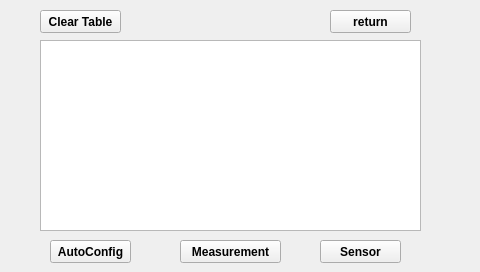
Before: the Qt Designer form showdatabase.ui in 3semesterprojekt/DevKitsoftware, drawn with Qt 5.
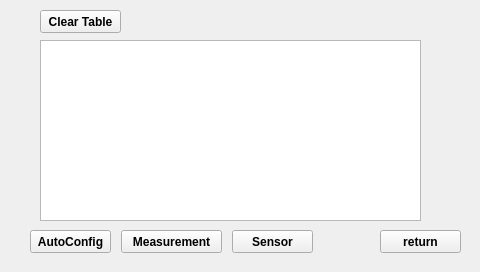
After: the same form once the commit is applied.

Commit message: design unification

Diff of the .ui file:
```diff
--- a/showdatabase.ui
+++ b/showdatabase.ui
@@ -19,15 +19,15 @@
      <x>40</x>
      <y>40</y>
      <width>381</width>
-     <height>191</height>
+     <height>181</height>
     </rect>
    </property>
   </widget>
   <widget class="QPushButton" name="btn_autoconfig">
    <property name="geometry">
     <rect>
-     <x>50</x>
-     <y>240</y>
+     <x>30</x>
+     <y>230</y>
      <width>81</width>
      <height>23</height>
     </rect>
@@ -48,8 +48,8 @@
   <widget class="QPushButton" name="btn_measurement">
    <property name="geometry">
     <rect>
-     <x>180</x>
-     <y>240</y>
+     <x>121</x>
+     <y>230</y>
      <width>101</width>
      <height>23</height>
     </rect>
@@ -70,8 +70,8 @@
   <widget class="QPushButton" name="btn_sensor">
    <property name="geometry">
     <rect>
-     <x>320</x>
-     <y>240</y>
+     <x>232</x>
+     <y>230</y>
      <width>81</width>
      <height>23</height>
     </rect>
@@ -114,8 +114,8 @@
   <widget class="QPushButton" name="btn_return">
    <property name="geometry">
     <rect>
-     <x>330</x>
-     <y>10</y>
+     <x>380</x>
+     <y>230</y>
      <width>81</width>
      <height>23</height>
     </rect>
```
The commit also changes 3 other files.
